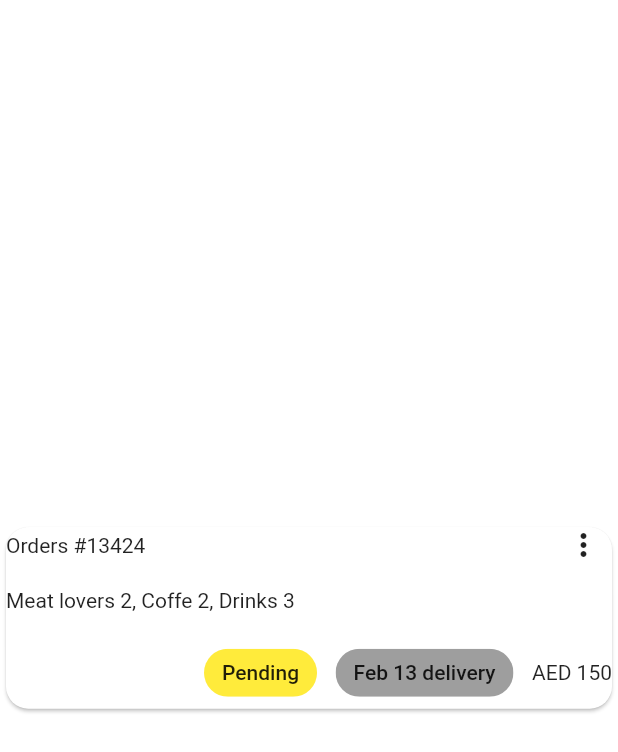
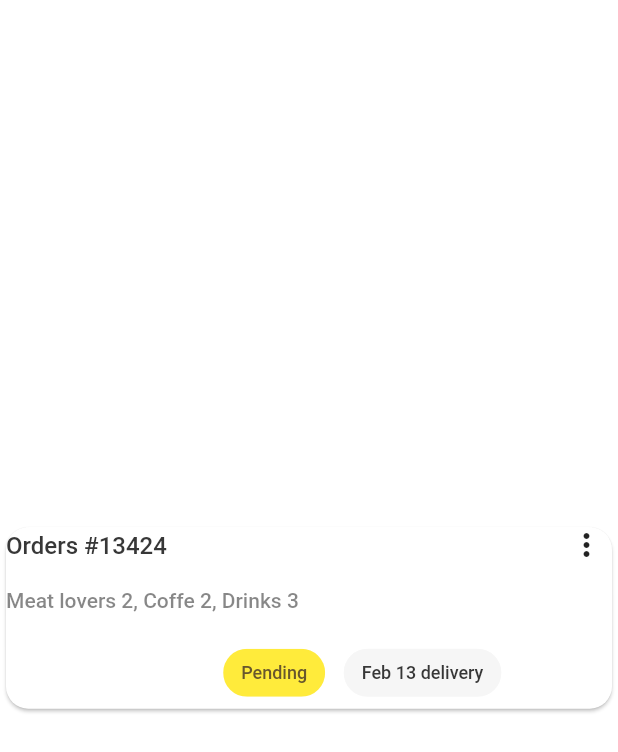
Before and after one commit to fcolakovic2/meelz, a Flutter app: the screen it shows after launch, on a phone screen of 412 x 824 dp. Shown: the top 752 px of the screen. Run offline on Flutter 3.47's test engine with Material 2 defaults, Android fonts, the phone set to English and light mode, and no system bars.

Commit message:
Rad sa tekstom

```diff
--- a/lib/kartica.dart
+++ b/lib/kartica.dart
@@ -85,12 +85,18 @@ class _OrderKarticaState extends State<OrderKartica> {
                         children: [
                           Text(
                             widget.title,
+                            style: TextStyle(
+                              fontSize: 16,
+                              fontStyle: FontStyle.normal,
+                              fontWeight: FontWeight.w500,
+                              color: Color(0xff373737),
+                            ),
                           ),
                         ],
                       ),
                       Column(
                         children: <Widget>[
-                          SizedBox(width: SizeConfig.screenWidth * 0.68)
+                          SizedBox(width: SizeConfig.screenWidth * 0.65)
                         ],
                       ),
                       Column(
@@ -106,6 +112,12 @@ class _OrderKarticaState extends State<OrderKartica> {
                     children: <Widget>[
                       Text(
                         widget.subtitle,
+                        style: TextStyle(
+                          fontSize: 14,
+                          fontStyle: FontStyle.normal,
+                          fontWeight: FontWeight.w500,
+                          color: Color(0xff373737).withOpacity(0.6),
+                        ),
                       ),
                     ],
                   ),
@@ -120,7 +132,15 @@ class _OrderKarticaState extends State<OrderKartica> {
                         children: <Widget>[
                           Chip(
                             backgroundColor: Colors.yellow,
-                            label: Text("Pending"),
+                            label: Text(
+                              "Pending",
+                              style: TextStyle(
+                                fontSize: 12,
+                                fontStyle: FontStyle.normal,
+                                fontWeight: FontWeight.w500,
+                                color: Color(0xff68572D),
+                              ),
+                            ),
                           )
                         ],
                       ),
@@ -132,8 +152,16 @@ class _OrderKarticaState extends State<OrderKartica> {
                       Column(
                         children: <Widget>[
                           Chip(
-                            backgroundColor: Colors.grey,
-                            label: Text("Feb 13 delivery"),
+                            backgroundColor: Color(0xffF6F6F6),
+                            label: Text(
+                              "Feb 13 delivery",
+                              style: TextStyle(
+                                fontSize: 12,
+                                fontStyle: FontStyle.normal,
+                                fontWeight: FontWeight.w500,
+                                color: Color(0xff373737),
+                              ),
+                            ),
                           )
                         ],
                       ),
@@ -146,6 +174,12 @@ class _OrderKarticaState extends State<OrderKartica> {
                         children: [
                           Text(
                             widget.cijena,
+                            style: TextStyle(
+                              fontSize: 16,
+                              fontStyle: FontStyle.normal,
+                              fontWeight: FontWeight.w500,
+                              color: Color(0x373737),
+                            ),
                           ),
                         ],
                       ),
```
